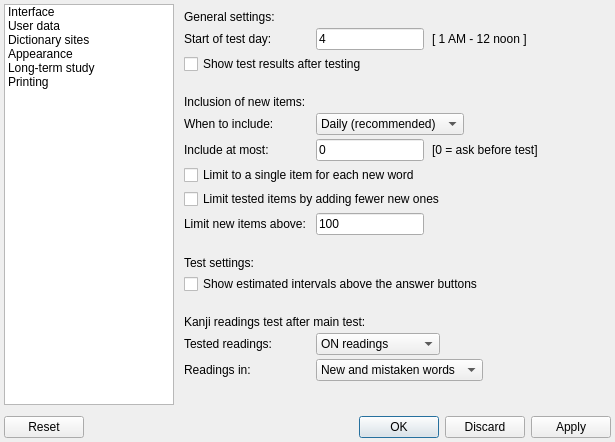
First picture: the form in settingsform.ui, repository z1dev/zkanji, before the edit.
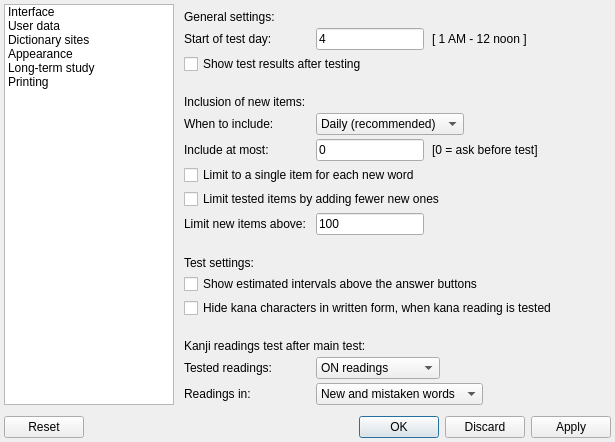
Second picture: the form after the edit. The open tabs and pages were chosen to show the change. Icons and pictures are not drawn. Custom widgets are drawn as their Qt base class.

Commit message: Added option to hide kana characters in kanji form when testing kana to the long term study deck too.

The edit to the form file:
```diff
--- a/settingsform.ui
+++ b/settingsform.ui
@@ -7,7 +7,7 @@
     <x>0</x>
     <y>0</y>
     <width>577</width>
-    <height>417</height>
+    <height>419</height>
    </rect>
   </property>
   <property name="windowTitle">
@@ -3966,14 +3966,14 @@
                 </property>
                </spacer>
               </item>
-              <item row="14" column="0" colspan="2">
+              <item row="15" column="0" colspan="2">
                <widget class="QLabel" name="label_94">
                 <property name="text">
                  <string>Kanji readings test after main test:</string>
                 </property>
                </widget>
               </item>
-              <item row="15" column="0">
+              <item row="16" column="0">
                <widget class="QLabel" name="label_95">
                 <property name="sizePolicy">
                  <sizepolicy hsizetype="Fixed" vsizetype="Preferred">
@@ -3986,7 +3986,7 @@
                 </property>
                </widget>
               </item>
-              <item row="15" column="1">
+              <item row="16" column="1">
                <widget class="QComboBox" name="studyReadingTypeCBox">
                 <property name="sizePolicy">
                  <sizepolicy hsizetype="Fixed" vsizetype="Fixed">
@@ -4016,7 +4016,7 @@
                 </item>
                </widget>
               </item>
-              <item row="16" column="0">
+              <item row="17" column="0">
                <widget class="QLabel" name="label_96">
                 <property name="sizePolicy">
                  <sizepolicy hsizetype="Fixed" vsizetype="Preferred">
@@ -4029,7 +4029,7 @@
                 </property>
                </widget>
               </item>
-              <item row="16" column="1">
+              <item row="17" column="1">
                <widget class="QComboBox" name="studyReadingWordCBox">
                 <property name="sizePolicy">
                  <sizepolicy hsizetype="Fixed" vsizetype="Fixed">
@@ -4079,7 +4079,7 @@
                 </property>
                </widget>
               </item>
-              <item row="13" column="1">
+              <item row="14" column="1">
                <spacer name="verticalSpacer_22">
                 <property name="orientation">
                  <enum>Qt::Vertical</enum>
@@ -4095,6 +4095,19 @@
                 </property>
                </spacer>
               </item>
+              <item row="13" column="0" colspan="2">
+               <widget class="QCheckBox" name="studyHideKanaBox">
+                <property name="sizePolicy">
+                 <sizepolicy hsizetype="Fixed" vsizetype="Fixed">
+                  <horstretch>0</horstretch>
+                  <verstretch>0</verstretch>
+                 </sizepolicy>
+                </property>
+                <property name="text">
+                 <string>Hide kana characters in written form, when kana reading is tested</string>
+                </property>
+               </widget>
+              </item>
              </layout>
             </widget>
             <widget class="QWidget" name="studyItemPage">
```
Left out of the diff: 4 changed lines with no effect on the pictures. The commit also changes 4 other files.
